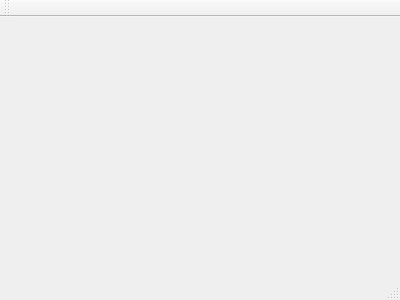
DonAurelio/graphic-tic-tac-toe, file mainwindow.ui: the form before one commit.
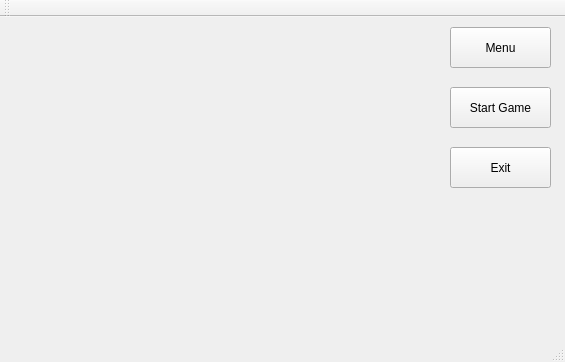
The form after the commit.

```diff
--- a/mainwindow.ui
+++ b/mainwindow.ui
@@ -6,8 +6,8 @@
    <rect>
     <x>0</x>
     <y>0</y>
-    <width>400</width>
-    <height>300</height>
+    <width>565</width>
+    <height>362</height>
    </rect>
   </property>
   <property name="windowTitle">
@@ -17,16 +17,55 @@
    <widget class="QStackedWidget" name="stackedWidget">
     <property name="geometry">
      <rect>
-      <x>0</x>
-      <y>0</y>
-      <width>401</width>
-      <height>241</height>
+      <x>9</x>
+      <y>9</y>
+      <width>421</width>
+      <height>291</height>
      </rect>
     </property>
     <property name="currentIndex">
      <number>-1</number>
     </property>
    </widget>
+   <widget class="QPushButton" name="pushButtonStartGame">
+    <property name="geometry">
+     <rect>
+      <x>450</x>
+      <y>70</y>
+      <width>101</width>
+      <height>41</height>
+     </rect>
+    </property>
+    <property name="text">
+     <string>Start Game</string>
+    </property>
+   </widget>
+   <widget class="QPushButton" name="pushButtonExit">
+    <property name="geometry">
+     <rect>
+      <x>450</x>
+      <y>130</y>
+      <width>101</width>
+      <height>41</height>
+     </rect>
+    </property>
+    <property name="text">
+     <string>Exit</string>
+    </property>
+   </widget>
+   <widget class="QPushButton" name="pushButtonMenu">
+    <property name="geometry">
+     <rect>
+      <x>450</x>
+      <y>10</y>
+      <width>101</width>
+      <height>41</height>
+     </rect>
+    </property>
+    <property name="text">
+     <string>Menu</string>
+    </property>
+   </widget>
   </widget>
   <widget class="QMenuBar" name="menuBar">
    <property name="geometry">
```
Left out of the diff: 2 changed lines with no effect on the pictures.
